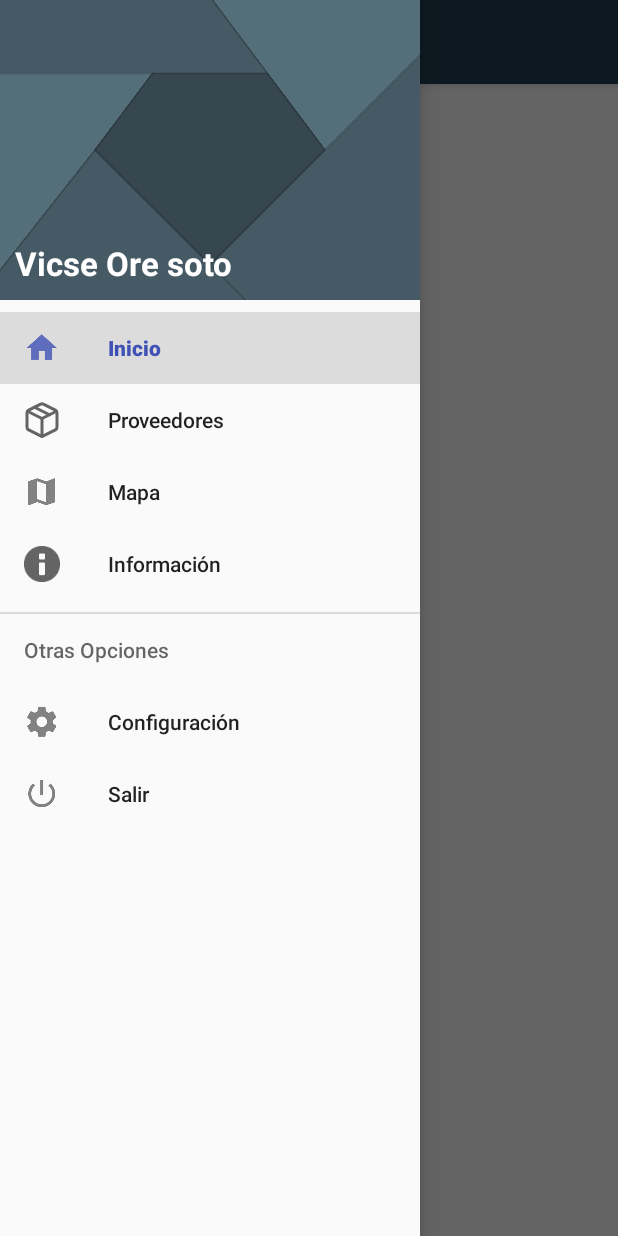
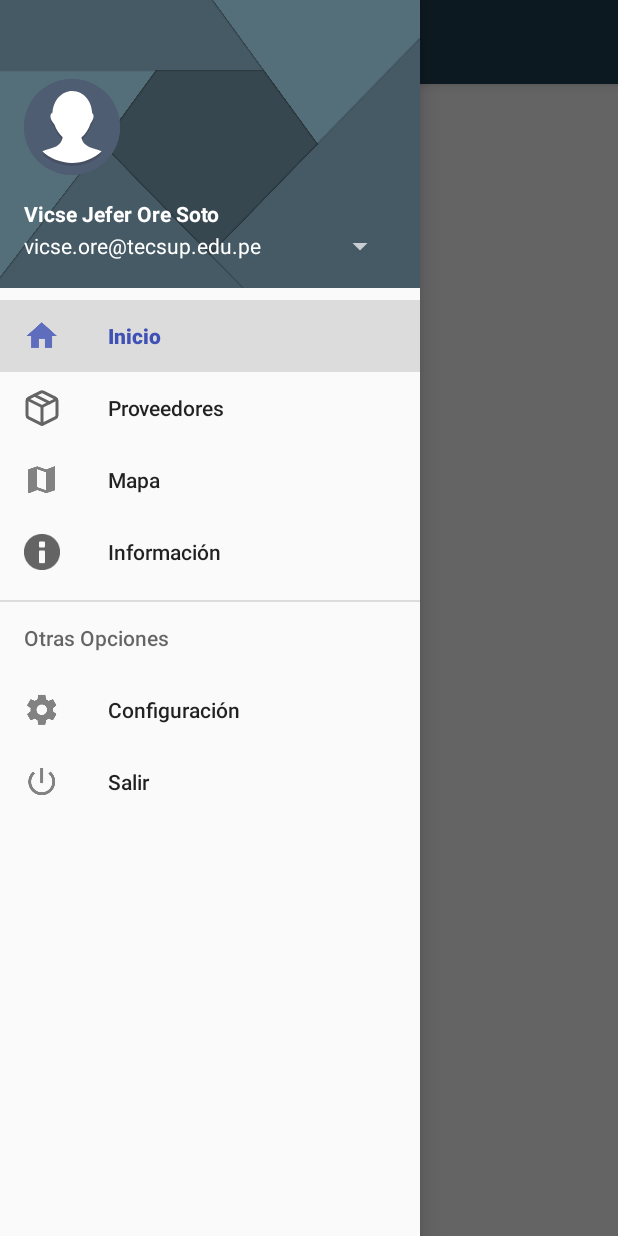
Before and after one commit to vicse/Integrador4toMovilClient, an Android app: the HomeActivity screen opened directly, with no data from a screen before it, with the side drawer open, on a phone screen of 412 x 824 dp. Run offline under Robolectric (Android 15) with nearby library versions, the phone set to English and light mode, and no system bars.

Commit message:
Register de Cliente y Profile en el navdrawer

```diff
--- a/app/src/main/java/com/ore/vicse/integrador4toclient/activities/HomeActivity.java
+++ b/app/src/main/java/com/ore/vicse/integrador4toclient/activities/HomeActivity.java
@@ -11,6 +11,8 @@ import android.os.Bundle;
 import android.support.v7.widget.Toolbar;
 import android.view.MenuItem;
 import android.view.View;
+import android.widget.ImageView;
+import android.widget.TextView;
 import android.widget.Toast;
 
 import com.ore.vicse.integrador4toclient.R;
@@ -33,6 +35,19 @@ public class HomeActivity extends AppCompatActivity {
 
         drawerLayout = (DrawerLayout) findViewById(R.id.drawer_layout);
         navigationView = (NavigationView) findViewById(R.id.navview);
+
+        // Change navigation header information
+        ImageView photoImage = (ImageView) navigationView.getHeaderView(0).findViewById(R.id.menu_photo);
+        photoImage.setBackgroundResource(R.drawable.ic_profile);
+
+        TextView fullnameText = (TextView) navigationView.getHeaderView(0).findViewById(R.id.menu_fullname);
+        fullnameText.setText("Vicse Jefer Ore Soto");
+
+        TextView emailText = (TextView) navigationView.getHeaderView(0).findViewById(R.id.menu_email);
+        emailText.setText("vicse.ore@tecsup.edu.pe");
+
+
+
 
         setFragmentByDefault();
 
--- /dev/null
+++ b/app/src/main/res/drawable/ic_profile.xml
@@ -0,0 +1,6 @@
+<vector android:height="24dp" android:viewportHeight="64.0"
+    android:viewportWidth="64.0" android:width="24dp" xmlns:android="http://schemas.android.com/apk/res/android">
+    <path android:fillColor="#4F5D73" android:pathData="M32,32m-32,0a32,32 0,1 1,64 0a32,32 0,1 1,-64 0"/>
+    <path android:fillAlpha="0.2" android:fillColor="#231F20" android:pathData="M43.9,47.54c-3.82,-1.66 -5.22,-4.24 -5.64,-6.47c2.75,-2.21 4.94,-5.76 6.15,-9.57c1.24,-1.58 1.96,-3.23 1.96,-4.62c0,-0.95 -0.35,-1.65 -0.95,-2.16c-0.2,-8.11 -5.94,-14.61 -13.04,-14.71C32.32,10.01 32.27,10 32.21,10c-0.02,0 -0.04,0 -0.06,0c-7.05,0.04 -12.78,6.41 -13.13,14.41c-0.88,0.53 -1.39,1.3 -1.39,2.47c0,1.64 0.99,3.63 2.66,5.45c1.19,3.33 3.12,6.38 5.5,8.44c-0.35,2.29 -1.7,5.04 -5.7,6.78c-2.16,0.94 -6.11,1.78 -7.81,2.65c4.36,4.77 12.62,7.77 19.59,7.8l0.1,0C31.98,58 31.99,58 32,58c7.01,0 15.32,-3.01 19.71,-7.81C50.01,49.32 46.06,48.48 43.9,47.54z"/>
+    <path android:fillColor="#FFFFFF" android:pathData="M43.9,45.54c-3.82,-1.66 -5.22,-4.24 -5.64,-6.47c2.75,-2.21 4.94,-5.76 6.15,-9.57c1.24,-1.58 1.96,-3.23 1.96,-4.62c0,-0.95 -0.35,-1.65 -0.95,-2.16C45.21,14.62 39.47,8.11 32.38,8.01C32.32,8.01 32.27,8 32.21,8c-0.02,0 -0.04,0 -0.06,0c-7.05,0.04 -12.78,6.41 -13.13,14.41c-0.88,0.53 -1.39,1.3 -1.39,2.47c0,1.64 0.99,3.63 2.66,5.45c1.19,3.33 3.12,6.38 5.5,8.44c-0.35,2.29 -1.7,5.04 -5.7,6.78c-2.16,0.94 -6.11,1.78 -7.81,2.65c4.36,4.77 12.62,7.77 19.59,7.8l0.1,0C31.98,56 31.99,56 32,56c7.01,0 15.32,-3.01 19.71,-7.81C50.01,47.32 46.06,46.48 43.9,45.54z"/>
+</vector>
--- a/app/src/main/res/layout/activity_register_client.xml
+++ b/app/src/main/res/layout/activity_register_client.xml
@@ -127,6 +127,7 @@
         card_view:cardCornerRadius="25dp"
         card_view:cardElevation="10dp"
         card_view:cardBackgroundColor="#b99309"
+        android:onClick="callRegister"
         android:layout_alignParentBottom="true"
         android:layout_centerHorizontal="true"
         android:layout_marginBottom="90dp" >
--- a/app/src/main/res/layout/header_navigation_drawer.xml
+++ b/app/src/main/res/layout/header_navigation_drawer.xml
@@ -1,23 +1,37 @@
-<FrameLayout xmlns:android="http://schemas.android.com/apk/res/android"
+<LinearLayout xmlns:android="http://schemas.android.com/apk/res/android"
+    xmlns:app="http://schemas.android.com/apk/res-auto"
+    xmlns:tools="http://schemas.android.com/tools"
     android:layout_width="match_parent"
-    android:layout_height="match_parent">
+    android:layout_height="192dp"
+    android:background="@drawable/header_nav"
+    android:gravity="bottom"
+    android:orientation="vertical"
+    android:padding="16dp"
+    android:theme="@style/ThemeOverlay.AppCompat.Dark">
 
     <ImageView
-        android:layout_width="match_parent"
-        android:layout_height="200dp"
-        android:src="@drawable/header_nav"
-        android:scaleType="centerCrop"/>
+        android:id="@+id/menu_photo"
+        android:layout_width="64dp"
+        android:layout_height="64dp"
+        android:layout_marginBottom="16dp"
+        android:scaleType="centerCrop"
+        app:srcCompat="@drawable/ic_profile" />
 
     <TextView
-        android:layout_width="wrap_content"
+        android:id="@+id/menu_fullname"
+        android:layout_width="match_parent"
         android:layout_height="wrap_content"
-        android:text="Vicse Ore soto"
-        android:textAppearance="@style/TextAppearance.AppCompat.Large"
+        android:textAppearance="@style/TextAppearance.AppCompat.Body1"
         android:textStyle="bold"
-        android:textColor="#FFF"
-        android:layout_gravity="bottom"
-        android:layout_marginBottom="10dp"
-        android:layout_marginLeft="10dp"/>
+        android:textColor="#fff"
+        tools:text="Vicse Jefer Ore Soto"/>
 
-
-</FrameLayout>
+    <TextView
+        android:id="@+id/menu_email"
+        style="@style/Widget.AppCompat.Spinner"
+        android:layout_width="match_parent"
+        android:layout_height="wrap_content"
+        android:textColor="#fff"
+        android:textAppearance="@style/TextAppearance.AppCompat.Body1"
+        tools:text="vicse.ore@tecsup.edu.pe"/>
+</LinearLayout>
```
Also changed, not shown: app/src/main/java/com/ore/vicse/integrador4toclient/activities/RegisterClientActivity.java (+83 -0 lines), app/src/main/java/com/ore/vicse/integrador4toclient/models/Cliente.java (added, +91 -0 lines), app/src/main/java/com/ore/vicse/integrador4toclient/services/ApiService.java (+16 -0 lines).
